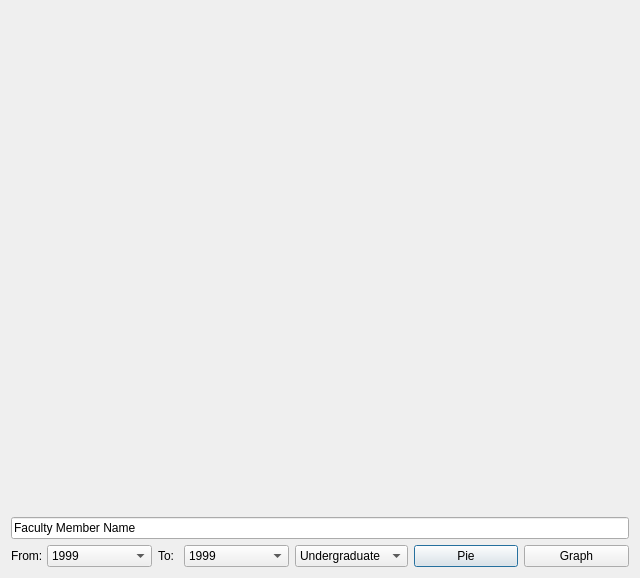
dnewell/AcuitySTAR-Dashboard, file src/dialog.ui: the form before one commit.
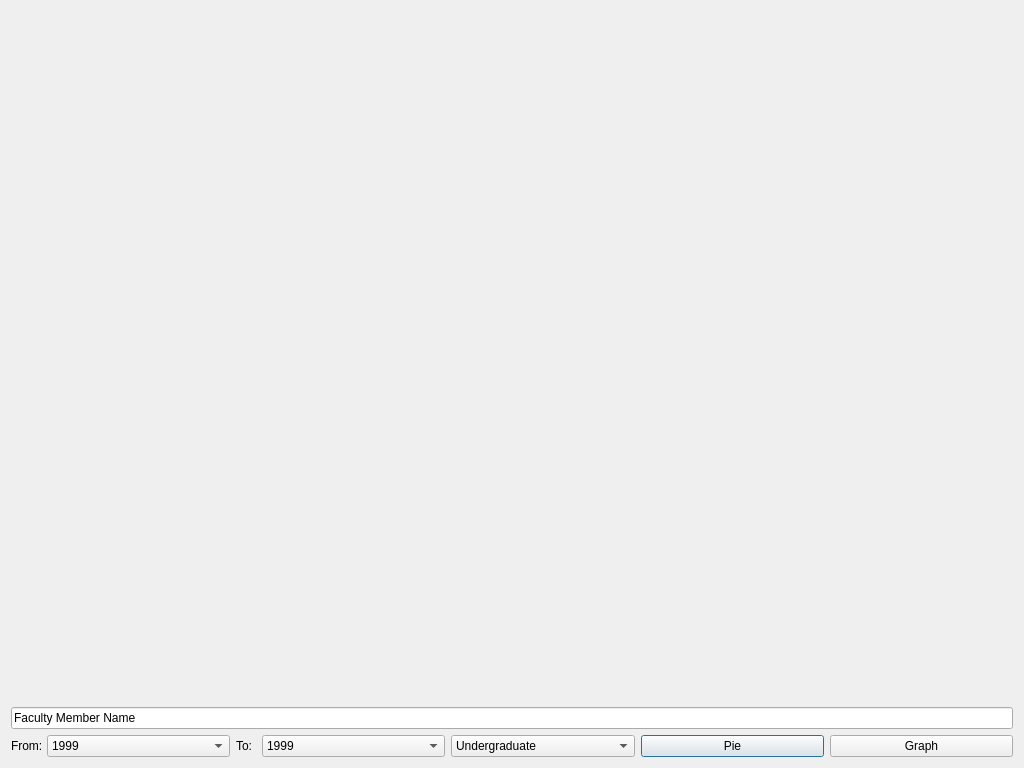
The form after the commit. Custom widgets are drawn as their Qt base class.

Patch:
```diff
--- a/src/dialog.ui
+++ b/src/dialog.ui
@@ -6,8 +6,8 @@
    <rect>
     <x>0</x>
     <y>0</y>
-    <width>640</width>
-    <height>575</height>
+    <width>1024</width>
+    <height>768</height>
    </rect>
   </property>
   <property name="windowTitle">
```
